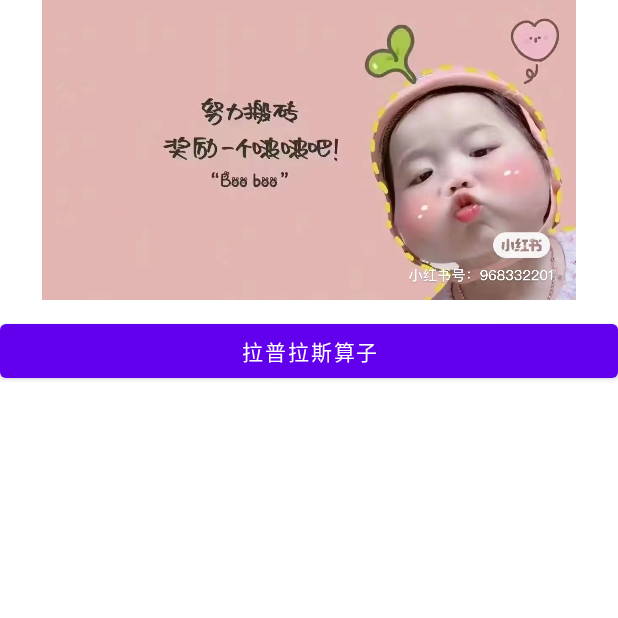
After one commit to hutaodediannao/openCV-android, an Android app: the CannyActivity screen opened directly, with no data from a screen before it, on a phone screen of 412 x 824 dp, the top half of it. The commit adds this screen. Run offline under Robolectric (Android 15) with nearby library versions, the phone set to English and light mode, and no system bars; 1 statement that could not run was skipped.

Commit message:
特诊检测 1、拉普拉斯算子 2、边缘检测

```diff
--- a/app/src/main/AndroidManifest.xml
+++ b/app/src/main/AndroidManifest.xml
@@ -14,6 +14,12 @@
         android:supportsRtl="true"
         android:theme="@style/Theme.MyOpenCvNdkApp"
         tools:targetApi="31">
+        <activity
+            android:name=".featureDetection.CannyActivity"
+            android:exported="false" />
+        <activity
+            android:name=".featureDetection.LaplacianActivity"
+            android:exported="false" />
         <activity
             android:name=".featureDetection.TiDuActivity"
             android:exported="false" />
--- a/app/src/main/java/com/example/myopencvndkapp/MainActivity.java
+++ b/app/src/main/java/com/example/myopencvndkapp/MainActivity.java
@@ -12,6 +12,8 @@ import android.widget.Button;
 import android.widget.ImageView;
 import android.widget.TextView;
 
+import com.example.myopencvndkapp.featureDetection.CannyActivity;
+import com.example.myopencvndkapp.featureDetection.LaplacianActivity;
 import com.example.myopencvndkapp.featureDetection.TiDuActivity;
 
 public class MainActivity extends AppCompatActivity implements View.OnClickListener {
@@ -135,8 +137,12 @@ public class MainActivity extends AppCompatActivity implements View.OnClickListe
                 startActivity(new Intent(this, TiDuActivity.class));
                 break;
             case R.id.button8:
+                //拉普拉斯算子
+                startActivity(new Intent(this, LaplacianActivity.class));
                 break;
             case R.id.button9:
+                //边缘检测
+                startActivity(new Intent(this, CannyActivity.class));
                 break;
             case R.id.button10:
                 break;
--- /dev/null
+++ b/app/src/main/java/com/example/myopencvndkapp/featureDetection/CannyActivity.java
@@ -0,0 +1,47 @@
+package com.example.myopencvndkapp.featureDetection;
+
+import android.graphics.Bitmap;
+import android.graphics.BitmapFactory;
+import android.os.Bundle;
+import android.view.View;
+import android.widget.ImageView;
+
+import androidx.appcompat.app.AppCompatActivity;
+
+import com.example.myopencvndkapp.R;
+
+/**
+ * 作者:胡涛
+ * 日期:2022-8-30
+ * 时间:0:34
+ * 功能:边缘检测Canny
+ */
+public class CannyActivity extends AppCompatActivity {
+    static {
+        System.loadLibrary("myopencvndkapp");
+    }
+
+    private ImageView iv;
+    private Bitmap bitmap;
+
+    @Override
+    protected void onCreate(Bundle savedInstanceState) {
+        super.onCreate(savedInstanceState);
+        setContentView(R.layout.activity_laplacian);
+        iv = findViewById(R.id.iv);
+        bitmap = BitmapFactory.decodeResource(getResources(), R.mipmap.ic);
+    }
+
+    public void click(View view) {
+        switch (view.getId()) {
+            case R.id.button:
+                canny(bitmap);
+                break;
+            default:
+                break;
+        }
+        iv.setImageBitmap(bitmap);
+    }
+
+    private native void canny(Bitmap bitmap);
+}
--- /dev/null
+++ b/app/src/main/res/layout/activity_laplacian.xml
@@ -0,0 +1,30 @@
+<?xml version="1.0" encoding="utf-8"?>
+<ScrollView xmlns:android="http://schemas.android.com/apk/res/android"
+    xmlns:app="http://schemas.android.com/apk/res-auto"
+    xmlns:tools="http://schemas.android.com/tools"
+    android:layout_width="match_parent"
+    android:layout_height="match_parent"
+    tools:context=".featureDetection.TiDuActivity">
+
+    <LinearLayout
+        android:layout_width="match_parent"
+        android:layout_height="wrap_content"
+        android:orientation="vertical">
+
+        <ImageView
+            android:id="@+id/iv"
+            android:layout_width="match_parent"
+            android:layout_height="200dp"
+            android:src="@mipmap/ic" />
+
+        <Button
+            android:id="@+id/button"
+            android:layout_width="match_parent"
+            android:layout_height="wrap_content"
+            android:layout_marginTop="10dp"
+            android:onClick="click"
+            android:text="拉普拉斯算子" />
+
+    </LinearLayout>
+
+</ScrollView>
```
Also changed, not shown: app/src/main/java/com/example/myopencvndkapp/featureDetection/LaplacianActivity.java (added, +47 -0 lines), 4 other files.
